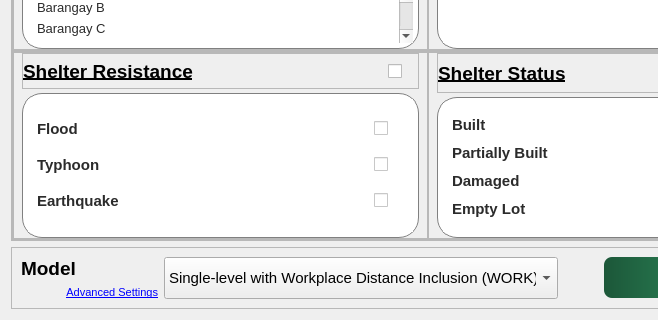
Before: the Qt Designer form ProgramSrc/solveSettings.ui in Lucianono/ShelterAlloc_Thesis, drawn with Qt 5; both pictures show x 0 to 658 and y 154 to 474 of the 855 by 474 pixel window.
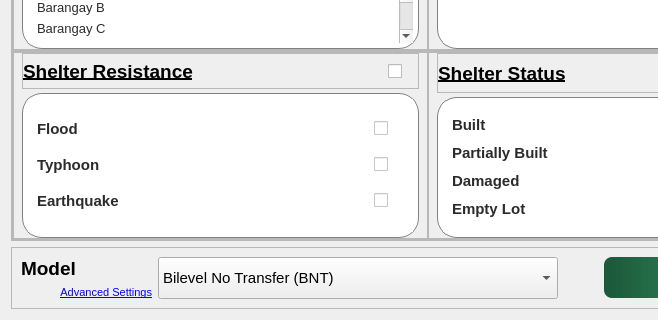
After: the same form once the commit is applied. Icons and pictures are not drawn.

```diff
--- a/ProgramSrc/solveSettings.ui
+++ b/ProgramSrc/solveSettings.ui
@@ -1427,7 +1427,7 @@
         </property>
         <property name="minimumSize">
          <size>
-          <width>0</width>
+          <width>400</width>
           <height>0</height>
          </size>
         </property>
@@ -1445,11 +1445,6 @@
         <property name="cursor">
          <cursorShape>PointingHandCursor</cursorShape>
         </property>
-        <item>
-         <property name="text">
-          <string>Single-level with Workplace Distance Inclusion (WORK)</string>
-         </property>
-        </item>
         <item>
          <property name="text">
           <string>Bilevel No Transfer (BNT)</string>
```
